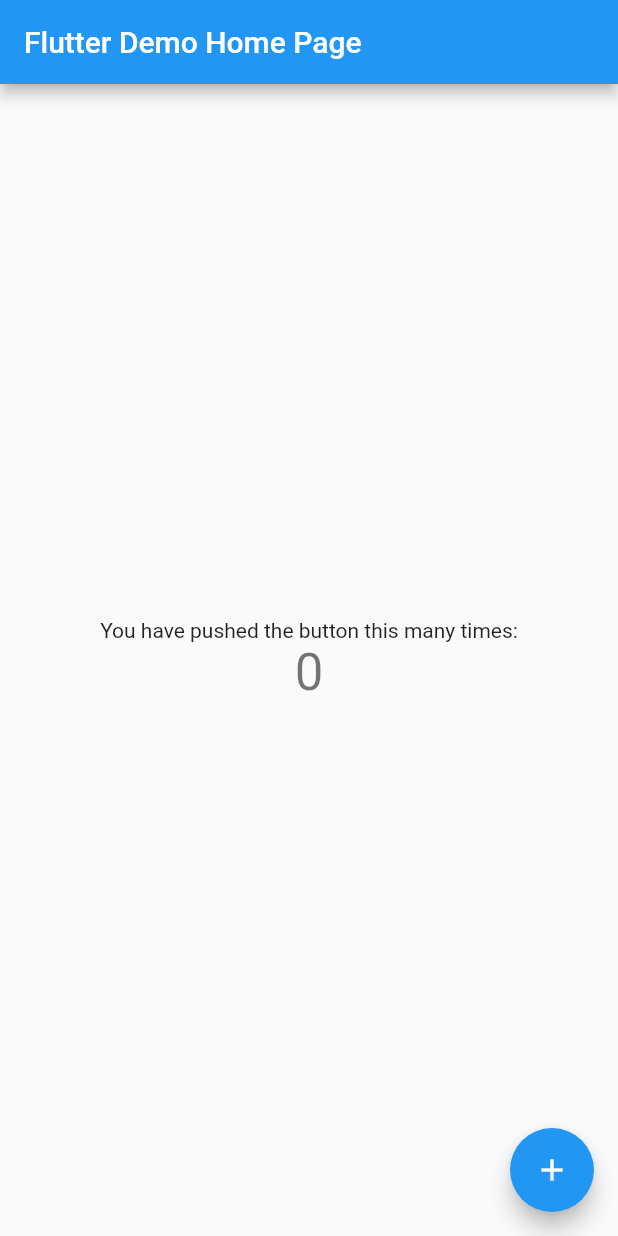
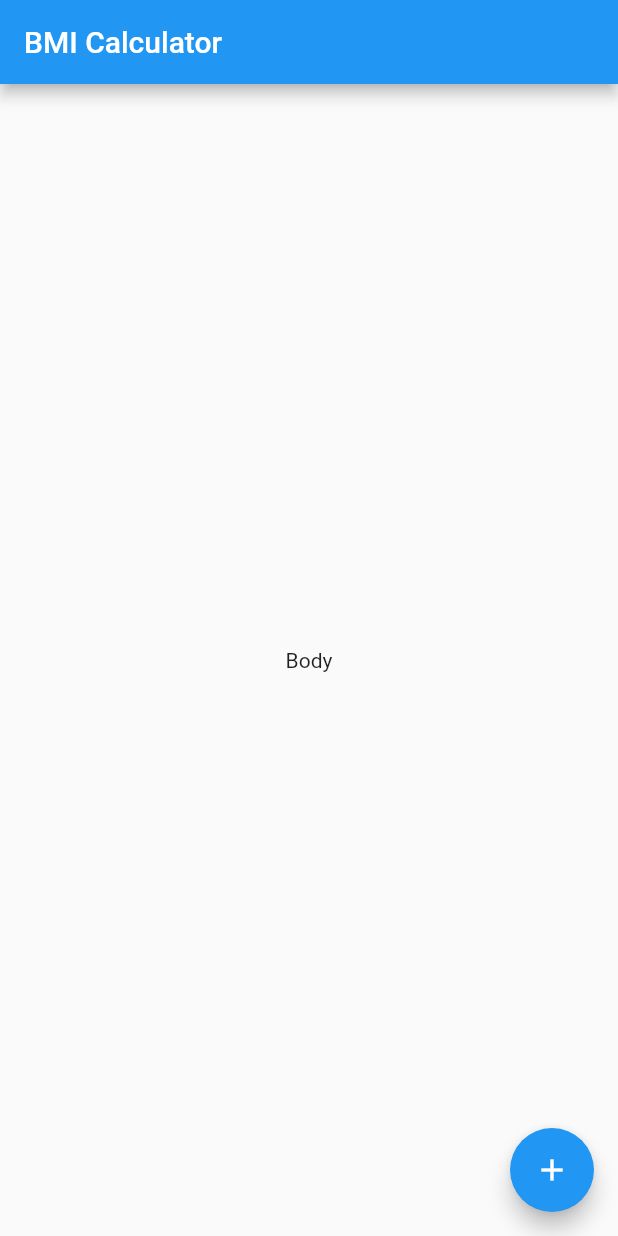
Before and after one commit to jlemanski1/BMI-Calculator, a Flutter app: the screen it shows after launch, on a phone screen of 412 x 824 dp. Run offline on Flutter 3.47's test engine with Material 2 defaults, Android fonts, the phone set to English and light mode, and no system bars.

Commit message:
Set up classes for the pages

```diff
--- a/bmi_calculator/lib/main.dart
+++ b/bmi_calculator/lib/main.dart
@@ -1,111 +1,38 @@
 import 'package:flutter/material.dart';
 
-void main() => runApp(MyApp());
+void main() => runApp(BMICalculator());
 
-class MyApp extends StatelessWidget {
-  // This widget is the root of your application.
+
+class BMICalculator extends StatelessWidget {
   @override
   Widget build(BuildContext context) {
     return MaterialApp(
-      title: 'Flutter Demo',
-      theme: ThemeData(
-        // This is the theme of your application.
-        //
-        // Try running your application with "flutter run". You'll see the
-        // application has a blue toolbar. Then, without quitting the app, try
-        // changing the primarySwatch below to Colors.green and then invoke
-        // "hot reload" (press "r" in the console where you ran "flutter run",
-        // or simply save your changes to "hot reload" in a Flutter IDE).
-        // Notice that the counter didn't reset back to zero; the application
-        // is not restarted.
-        primarySwatch: Colors.blue,
-      ),
-      home: MyHomePage(title: 'Flutter Demo Home Page'),
+      home: InputPage(),
     );
   }
 }
 
-class MyHomePage extends StatefulWidget {
-  MyHomePage({Key key, this.title}) : super(key: key);
 
-  // This widget is the home page of your application. It is stateful, meaning
-  // that it has a State object (defined below) that contains fields that affect
-  // how it looks.
-
-  // This class is the configuration for the state. It holds the values (in this
-  // case the title) provided by the parent (in this case the App widget) and
-  // used by the build method of the State. Fields in a Widget subclass are
-  // always marked "final".
-
-  final String title;
-
+class InputPage extends StatefulWidget {
   @override
-  _MyHomePageState createState() => _MyHomePageState();
+  _InputPageState createState() => _InputPageState();
 }
 
-class _MyHomePageState extends State<MyHomePage> {
-  int _counter = 0;
 
-  void _incrementCounter() {
-    setState(() {
-      // This call to setState tells the Flutter framework that something has
-      // changed in this State, which causes it to rerun the build method below
-      // so that the display can reflect the updated values. If we changed
-      // _counter without calling setState(), then the build method would not be
-      // called again, and so nothing would appear to happen.
-      _counter++;
-    });
-  }
-
+class _InputPageState extends State<InputPage> {
   @override
   Widget build(BuildContext context) {
-    // This method is rerun every time setState is called, for instance as done
-    // by the _incrementCounter method above.
-    //
-    // The Flutter framework has been optimized to make rerunning build methods
-    // fast, so that you can just rebuild anything that needs updating rather
-    // than having to individually change instances of widgets.
     return Scaffold(
       appBar: AppBar(
-        // Here we take the value from the MyHomePage object that was created by
-        // the App.build method, and use it to set our appbar title.
-        title: Text(widget.title),
+        title: Text('BMI Calculator'),
       ),
       body: Center(
-        // Center is a layout widget. It takes a single child and positions it
-        // in the middle of the parent.
-        child: Column(
-          // Column is also a layout widget. It takes a list of children and
-          // arranges them vertically. By default, it sizes itself to fit its
-          // children horizontally, and tries to be as tall as its parent.
-          //
-          // Invoke "debug painting" (press "p" in the console, choose the
-          // "Toggle Debug Paint" action from the Flutter Inspector in Android
-          // Studio, or the "Toggle Debug Paint" command in Visual Studio Code)
-          // to see the wireframe for each widget.
-          //
-          // Column has various properties to control how it sizes itself and
-          // how it positions its children. Here we use mainAxisAlignment to
-          // center the children vertically; the main axis here is the vertical
-          // axis because Columns are vertical (the cross axis would be
-          // horizontal).
-          mainAxisAlignment: MainAxisAlignment.center,
-          children: <Widget>[
-            Text(
-              'You have pushed the button this many times:',
-            ),
-            Text(
-              '$_counter',
-              style: Theme.of(context).textTheme.display1,
-            ),
-          ],
-        ),
+        child: Text('Body'),
       ),
       floatingActionButton: FloatingActionButton(
-        onPressed: _incrementCounter,
-        tooltip: 'Increment',
         child: Icon(Icons.add),
-      ), // This trailing comma makes auto-formatting nicer for build methods.
+        onPressed: (){},
+      ),
     );
   }
 }
```
